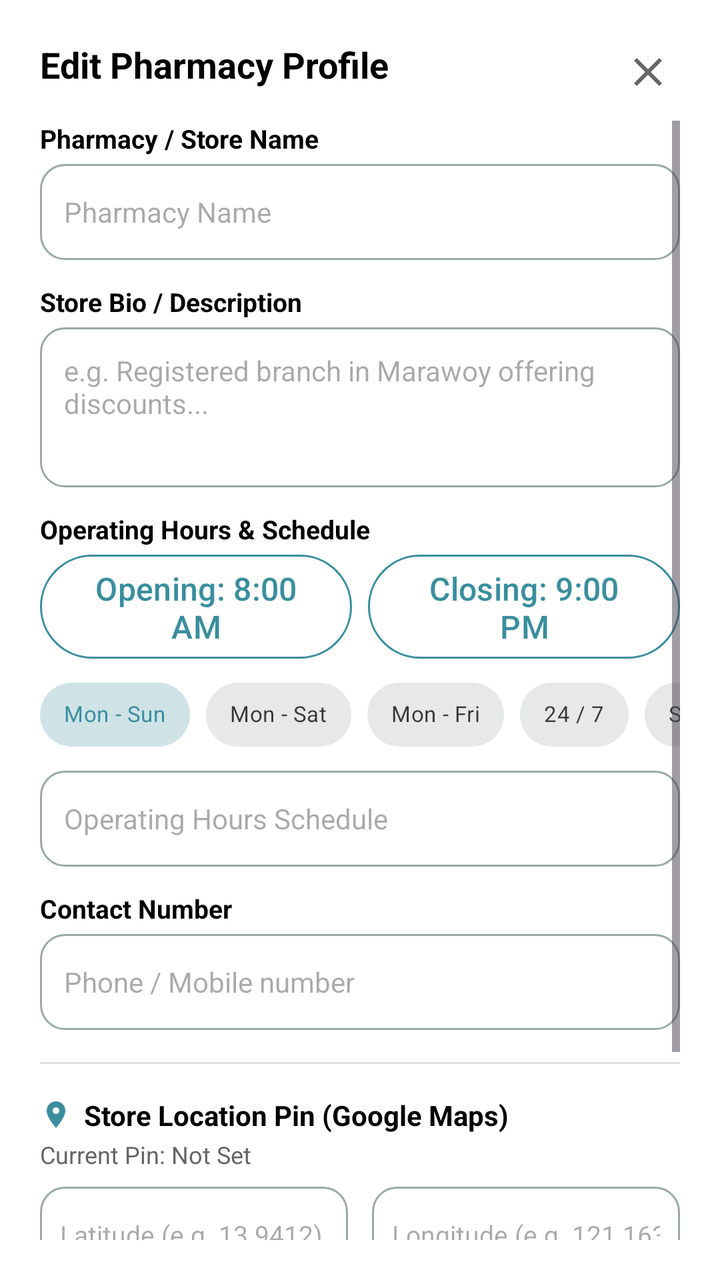
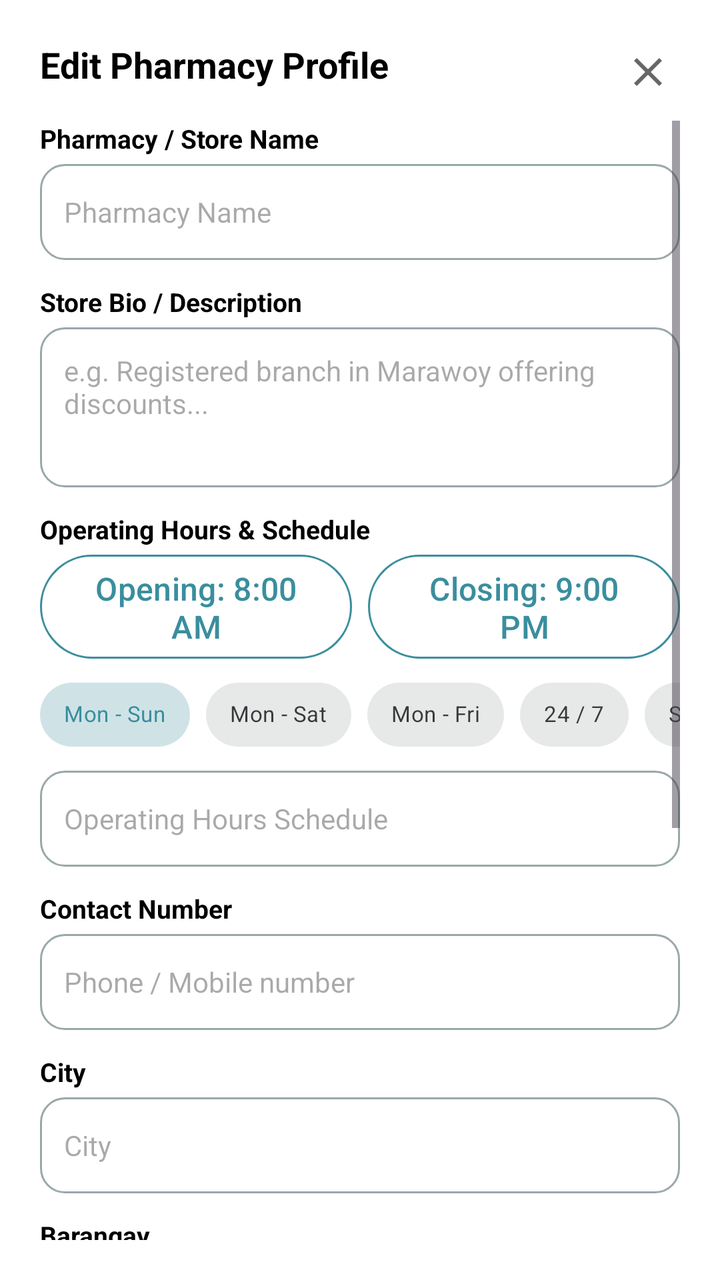

Compare the two renders of this Android layout. The source of the first and the diff that turns it into the second are given below.
<!-- AndroidManifest.xml: application theme Theme.PharmaFind -->
<!-- res/layout/dialog_edit_pharmacy_profile.xml -->
<?xml version="1.0" encoding="utf-8"?>
<androidx.constraintlayout.widget.ConstraintLayout xmlns:android="http://schemas.android.com/apk/res/android"
    xmlns:app="http://schemas.android.com/apk/res-auto"
    android:layout_width="match_parent"
    android:layout_height="wrap_content"
    android:background="@color/white"
    android:padding="20dp">

    
    <TextView
        android:id="@+id/tvEditProfileTitle"
        android:layout_width="wrap_content"
        android:layout_height="wrap_content"
        android:text="Edit Pharmacy Profile"
        android:textColor="@color/black"
        android:textSize="18sp"
        android:textStyle="bold"
        app:layout_constraintStart_toStartOf="parent"
        app:layout_constraintTop_toTopOf="parent" />

    <ImageButton
        android:id="@+id/btnCloseEditProfile"
        android:layout_width="32dp"
        android:layout_height="32dp"
        android:background="?attr/selectableItemBackgroundBorderless"
        android:contentDescription="Close"
        android:src="@drawable/ic_close"
        app:tint="@color/text_gray"
        app:layout_constraintEnd_toEndOf="parent"
        app:layout_constraintTop_toTopOf="parent" />

    <ScrollView
        android:layout_width="match_parent"
        android:layout_height="wrap_content"
        android:layout_marginTop="16dp"
        app:layout_constraintTop_toBottomOf="@id/tvEditProfileTitle">

        <LinearLayout
            android:layout_width="match_parent"
            android:layout_height="wrap_content"
            android:orientation="vertical">

            
            <TextView
                android:layout_width="wrap_content"
                android:layout_height="wrap_content"
                android:text="Pharmacy / Store Name"
                android:textColor="@color/black"
                android:textSize="13sp"
                android:textStyle="bold" />

            <EditText
                android:id="@+id/etPharmacyNameEdit"
                android:layout_width="match_parent"
                android:layout_height="48dp"
                android:layout_marginTop="4dp"
                android:layout_marginBottom="12dp"
                android:background="@drawable/edittext_background"
                android:hint="Pharmacy Name"
                android:inputType="text"
                android:paddingHorizontal="12dp"
                android:textColor="@color/black"
                android:textSize="14sp" />

            
            <TextView
                android:layout_width="wrap_content"
                android:layout_height="wrap_content"
                android:text="Store Bio / Description"
                android:textColor="@color/black"
                android:textSize="13sp"
                android:textStyle="bold" />

            <EditText
                android:id="@+id/etBioEdit"
                android:layout_width="match_parent"
                android:layout_height="80dp"
                android:layout_marginTop="4dp"
                android:layout_marginBottom="12dp"
                android:background="@drawable/edittext_background"
                android:gravity="top|start"
                android:hint="e.g. Registered branch in Marawoy offering discounts..."
                android:inputType="textMultiLine"
                android:padding="12dp"
                android:textColor="@color/black"
                android:textSize="14sp" />

            
            <TextView
                android:layout_width="wrap_content"
                android:layout_height="wrap_content"
                android:text="Operating Hours &amp; Schedule"
                android:textColor="@color/black"
                android:textSize="13sp"
                android:textStyle="bold" />

            
            <LinearLayout
                android:layout_width="match_parent"
                android:layout_height="wrap_content"
                android:layout_marginTop="4dp"
                android:orientation="horizontal">

                <com.google.android.material.button.MaterialButton
                    style="@style/Widget.PharmaFind.Button.Outlined"
                    android:id="@+id/btnOpeningTime"
                    android:layout_width="0dp"
                    android:layout_marginEnd="4dp"
                    android:layout_weight="1"
                    android:text="Opening: 8:00 AM" />

                <com.google.android.material.button.MaterialButton
                    style="@style/Widget.PharmaFind.Button.Outlined"
                    android:id="@+id/btnClosingTime"
                    android:layout_width="0dp"
                    android:layout_marginStart="4dp"
                    android:layout_weight="1"
                    android:text="Closing: 9:00 PM" />

            </LinearLayout>

            
            <HorizontalScrollView
                android:layout_width="match_parent"
                android:layout_height="wrap_content"
                android:layout_marginTop="4dp"
                android:scrollbars="none">

                <com.google.android.material.chip.ChipGroup
                    android:id="@+id/chipGroupDays"
                    android:layout_width="wrap_content"
                    android:layout_height="wrap_content"
                    app:singleSelection="true"
                    app:selectionRequired="true">

                    <com.google.android.material.chip.Chip
                        android:id="@+id/chipMonSun"
                        style="@style/Widget.MaterialComponents.Chip.Choice"
                        android:layout_width="wrap_content"
                        android:layout_height="wrap_content"
                        android:checked="true"
                        android:text="Mon - Sun"
                        android:textSize="11sp" />

                    <com.google.android.material.chip.Chip
                        android:id="@+id/chipMonSat"
                        style="@style/Widget.MaterialComponents.Chip.Choice"
                        android:layout_width="wrap_content"
                        android:layout_height="wrap_content"
                        android:text="Mon - Sat"
                        android:textSize="11sp" />

                    <com.google.android.material.chip.Chip
                        android:id="@+id/chipMonFri"
                        style="@style/Widget.MaterialComponents.Chip.Choice"
                        android:layout_width="wrap_content"
                        android:layout_height="wrap_content"
                        android:text="Mon - Fri"
                        android:textSize="11sp" />

                    <com.google.android.material.chip.Chip
                        android:id="@+id/chip247"
                        style="@style/Widget.MaterialComponents.Chip.Choice"
                        android:layout_width="wrap_content"
                        android:layout_height="wrap_content"
                        android:text="24 / 7"
                        android:textSize="11sp" />

                    <com.google.android.material.chip.Chip
                        android:id="@+id/chipCustomDates"
                        style="@style/Widget.MaterialComponents.Chip.Choice"
                        android:layout_width="wrap_content"
                        android:layout_height="wrap_content"
                        app:chipIcon="@drawable/ic_event"
                        app:chipIconSize="16dp"
                        app:chipIconTint="@color/primary_teal"
                        android:text="Select Date Range"
                        android:textSize="11sp" />

                </com.google.android.material.chip.ChipGroup>
            </HorizontalScrollView>

            <EditText
                android:id="@+id/etHoursEdit"
                android:layout_width="match_parent"
                android:layout_height="48dp"
                android:layout_marginTop="4dp"
                android:layout_marginBottom="12dp"
                android:background="@drawable/edittext_background"
                android:hint="Operating Hours Schedule"
                android:inputType="text"
                android:paddingHorizontal="12dp"
                android:textColor="@color/black"
                android:textSize="14sp" />

            
            <TextView
                android:layout_width="wrap_content"
                android:layout_height="wrap_content"
                android:text="Contact Number"
                android:textColor="@color/black"
                android:textSize="13sp"
                android:textStyle="bold" />

            <EditText
                android:id="@+id/etContactEdit"
                android:layout_width="match_parent"
                android:layout_height="48dp"
                android:layout_marginTop="4dp"
                android:layout_marginBottom="16dp"
                android:background="@drawable/edittext_background"
                android:hint="Phone / Mobile number"
                android:inputType="phone"
                android:paddingHorizontal="12dp"
                android:textColor="@color/black"
                android:textSize="14sp" />

            <View
                android:layout_width="match_parent"
                android:layout_height="1dp"
                android:layout_marginBottom="16dp"
                android:background="@color/divider_color" />

            
            <TextView
                android:layout_width="wrap_content"
                android:layout_height="wrap_content"
                android:drawablePadding="6dp"
                android:drawableStart="@drawable/ic_location_on_16"
                android:drawableTint="@color/primary_teal"
                android:text="Store Location Pin (Google Maps)"
                android:textColor="@color/black"
                android:textSize="14sp"
                android:textStyle="bold" />

            <TextView
                android:id="@+id/tvPinCoordinates"
                android:layout_width="wrap_content"
                android:layout_height="wrap_content"
                android:layout_marginTop="2dp"
                android:text="Current Pin: Not Set"
                android:textColor="@color/text_gray"
                android:textSize="12sp" />

            <LinearLayout
                android:layout_width="match_parent"
                android:layout_height="wrap_content"
                android:layout_marginTop="8dp"
                android:orientation="horizontal">

                <EditText
                    android:id="@+id/etLatEdit"
                    android:layout_width="0dp"
                    android:layout_height="48dp"
                    android:layout_marginEnd="6dp"
                    android:layout_weight="1"
                    android:background="@drawable/edittext_background"
                    android:hint="Latitude (e.g. 13.9412)"
                    android:inputType="numberDecimal|numberSigned"
                    android:paddingHorizontal="10dp"
                    android:textColor="@color/black"
                    android:textSize="13sp" />

                <EditText
                    android:id="@+id/etLngEdit"
                    android:layout_width="0dp"
                    android:layout_height="48dp"
                    android:layout_marginStart="6dp"
                    android:layout_weight="1"
                    android:background="@drawable/edittext_background"
                    android:hint="Longitude (e.g. 121.1631)"
                    android:inputType="numberDecimal|numberSigned"
                    android:paddingHorizontal="10dp"
                    android:textColor="@color/black"
                    android:textSize="13sp" />

            </LinearLayout>

            <com.google.android.material.button.MaterialButton
                style="@style/Widget.PharmaFind.Button.Outlined"
                android:id="@+id/btnUseCurrentGPSPin"
                android:layout_width="match_parent"
                android:layout_marginTop="8dp"
                app:icon="@drawable/ic_my_location"
                android:text="Auto-Detect My Current GPS Location Pin" />

            <com.google.android.material.button.MaterialButton
                style="@style/Widget.PharmaFind.Button.Outlined"
                android:id="@+id/btnPickPharmacyMap"
                android:layout_width="match_parent"
                android:layout_marginTop="8dp"
                app:icon="@drawable/ic_map"
                android:text="Pick Store Location Manually on Map" />

            
            <com.google.android.material.button.MaterialButton
                style="@style/Widget.PharmaFind.Button"
                android:id="@+id/btnSavePharmacyProfile"
                android:layout_width="match_parent"
                android:layout_marginTop="20dp"
                android:text="Save Profile &amp; Location Pin" />

        </LinearLayout>
    </ScrollView>

</androidx.constraintlayout.widget.ConstraintLayout>
<!-- resources referenced by this layout -->
<resources>
  <color name="black">#FF000000</color>
  <color name="divider_color">#DDDDDD</color>
  <color name="primary_teal">#3A8E9D</color>
  <color name="text_gray">#666666</color>
  <color name="white">#FFFFFFFF</color>
  <!-- drawable ic_close (drawable) -->
  <?xml version="1.0" encoding="utf-8"?>
  <vector xmlns:android="http://schemas.android.com/apk/res/android"
      android:width="24dp"
      android:height="24dp"
      android:viewportWidth="24"
      android:viewportHeight="24">
      <path
          android:fillColor="#FF000000"
          android:pathData="M19,6.41L17.59,5 12,10.59 6.41,5 5,6.41 10.59,12 5,17.59 6.41,19 12,13.41 17.59,19 19,17.59 13.41,12z" />
  </vector>
  <!-- drawable ic_event (drawable) -->
  <?xml version="1.0" encoding="utf-8"?>
  <vector xmlns:android="http://schemas.android.com/apk/res/android"
      android:width="24dp"
      android:height="24dp"
      android:viewportWidth="24"
      android:viewportHeight="24">
      <path
          android:fillColor="#FF000000"
          android:pathData="M17,12h-5v5h5v-5zM16,1v2H8V1H6v2H5c-1.11,0 -1.99,0.9 -1.99,2L3,19c0,1.1 0.89,2 2,2h14c1.1,0 2,-0.9 2,-2V5c0,-1.1 -0.9,-2 -2,-2h-1V1h-2zM19,19H5V8h14v11z" />
  </vector>
  <!-- drawable ic_location_on_16 (drawable) -->
  <?xml version="1.0" encoding="utf-8"?>
  <vector xmlns:android="http://schemas.android.com/apk/res/android"
      android:width="16dp"
      android:height="16dp"
      android:viewportWidth="24"
      android:viewportHeight="24">
      <path
          android:fillColor="#FF000000"
          android:pathData="M12,2C8.13,2 5,5.13 5,9c0,5.25 7,13 7,13s7,-7.75 7,-13c0,-3.87 -3.13,-7 -7,-7zM12,11.5c-1.38,0 -2.5,-1.12 -2.5,-2.5s1.12,-2.5 2.5,-2.5 2.5,1.12 2.5,2.5 -1.12,2.5 -2.5,2.5z" />
  </vector>
  <!-- drawable ic_map (drawable) -->
  <?xml version="1.0" encoding="utf-8"?>
  <vector xmlns:android="http://schemas.android.com/apk/res/android"
      android:width="24dp"
      android:height="24dp"
      android:viewportWidth="24"
      android:viewportHeight="24">
      <path
          android:fillColor="#FF000000"
          android:pathData="M20.5,3l-0.16,0.03L15,5.1 9,3 3.36,4.9c-0.21,0.07 -0.36,0.25 -0.36,0.48V20.5c0,0.28 0.22,0.5 0.5,0.5l0.16,-0.03L9,18.9l6,2.1 5.64,-1.9c0.21,-0.07 0.36,-0.25 0.36,-0.48V3.5c0,-0.28 -0.22,-0.5 -0.5,-0.5zM15,19l-6,-2.11V5l6,2.11V19z" />
  </vector>
  <style name="Widget.PharmaFind.Button" parent="Widget.Material3.Button">
          <item name="iconGravity">textStart</item>
          <item name="iconSize">20dp</item>
          <item name="iconPadding">8dp</item>
          <item name="android:layout_height">52dp</item>
          <item name="android:insetTop">0dp</item>
          <item name="android:insetBottom">0dp</item>
          <item name="cornerRadius">26dp</item>
          <item name="backgroundTint">@color/primary_teal</item>
          <item name="android:textColor">@color/white</item>
          <item name="android:textSize">16sp</item>
          <item name="android:textAllCaps">false</item>
      </style>
  <color name="error_red">#B3261E</color>
  <color name="field_border">#9AA8AA</color>
  <style name="Base.Theme.PharmaFind" parent="Theme.Material3.Light.NoActionBar">
          <item name="android:forceDarkAllowed" tools:targetApi="q">false</item>
          
          
      </style>
  <color name="teal_container">#D6EEF1</color>
  <color name="primary_dark">#1F6371</color>
  <color name="on_surface">#1B1F21</color>
  <color name="surface_variant">#E3EBEC</color>
  <color name="on_surface_variant">#3F484A</color>
  <color name="outline">#6F797A</color>
  <color name="surface_container_low">#F4F8F8</color>
  <color name="surface_container">#EEF3F4</color>
  <color name="surface_container_high">#E8EEEF</color>
  <color name="surface_container_highest">#E2E9EA</color>
  <!-- unchanged entries left out for length: 4 -->
</resources>

<!-- the commit's change to res/layout/dialog_edit_pharmacy_profile.xml (unified diff, before → after) -->
@@ -207,10 +207,77 @@
                 android:layout_width="match_parent"
                 android:layout_height="48dp"
                 android:layout_marginTop="4dp"
-                android:layout_marginBottom="16dp"
+                android:layout_marginBottom="12dp"
                 android:background="@drawable/edittext_background"
                 android:hint="Phone / Mobile number"
                 android:inputType="phone"
+                android:paddingHorizontal="12dp"
+                android:textColor="@color/black"
+                android:textSize="14sp" />
+
+            
+            <TextView
+                android:layout_width="wrap_content"
+                android:layout_height="wrap_content"
+                android:text="City"
+                android:textColor="@color/black"
+                android:textSize="13sp"
+                android:textStyle="bold" />
+
+            <EditText
+                android:id="@+id/etCityEdit"
+                android:layout_width="match_parent"
+                android:layout_height="48dp"
+                android:layout_marginTop="4dp"
+                android:layout_marginBottom="12dp"
+                android:background="@drawable/edittext_background"
+                android:hint="City"
+                android:inputType="text"
+                android:maxLength="100"
+                android:paddingHorizontal="12dp"
+                android:textColor="@color/black"
+                android:textSize="14sp" />
+
+            <TextView
+                android:layout_width="wrap_content"
+                android:layout_height="wrap_content"
+                android:text="Barangay"
+                android:textColor="@color/black"
+                android:textSize="13sp"
+                android:textStyle="bold" />
+
+            <EditText
+                android:id="@+id/etBarangayEdit"
+                android:layout_width="match_parent"
+                android:layout_height="48dp"
+                android:layout_marginTop="4dp"
+                android:layout_marginBottom="12dp"
+                android:background="@drawable/edittext_background"
+                android:hint="Barangay"
+                android:inputType="text"
+                android:maxLength="100"
+                android:paddingHorizontal="12dp"
+                android:textColor="@color/black"
+                android:textSize="14sp" />
+
+            <TextView
+                android:layout_width="wrap_content"
+                android:layout_height="wrap_content"
+                android:text="District / Purok (optional)"
+                android:textColor="@color/black"
+                android:textSize="13sp"
+                android:textStyle="bold" />
+
+            <EditText
+                android:id="@+id/etDistrictEdit"
+                android:layout_width="match_parent"
+                android:layout_height="48dp"
+                android:layout_marginTop="4dp"
+                android:layout_marginBottom="16dp"
+                android:background="@drawable/edittext_background"
+                android:hint="District or Purok"
+                android:inputType="text"
+                android:maxLength="100"
                 android:paddingHorizontal="12dp"
                 android:textColor="@color/black"
                 android:textSize="14sp" />
